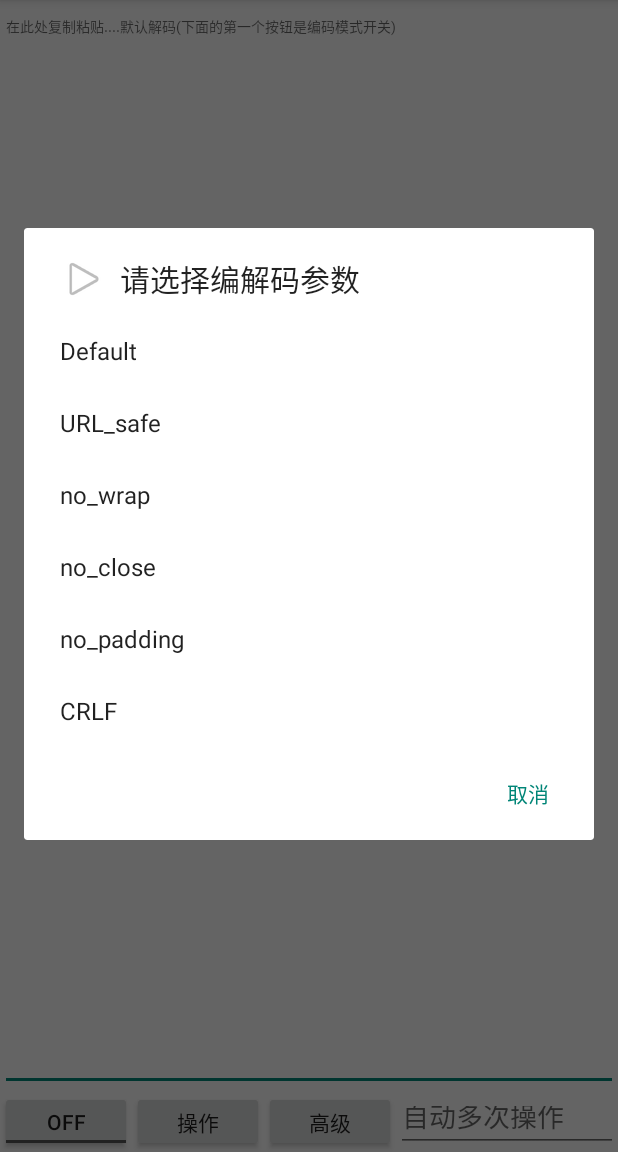
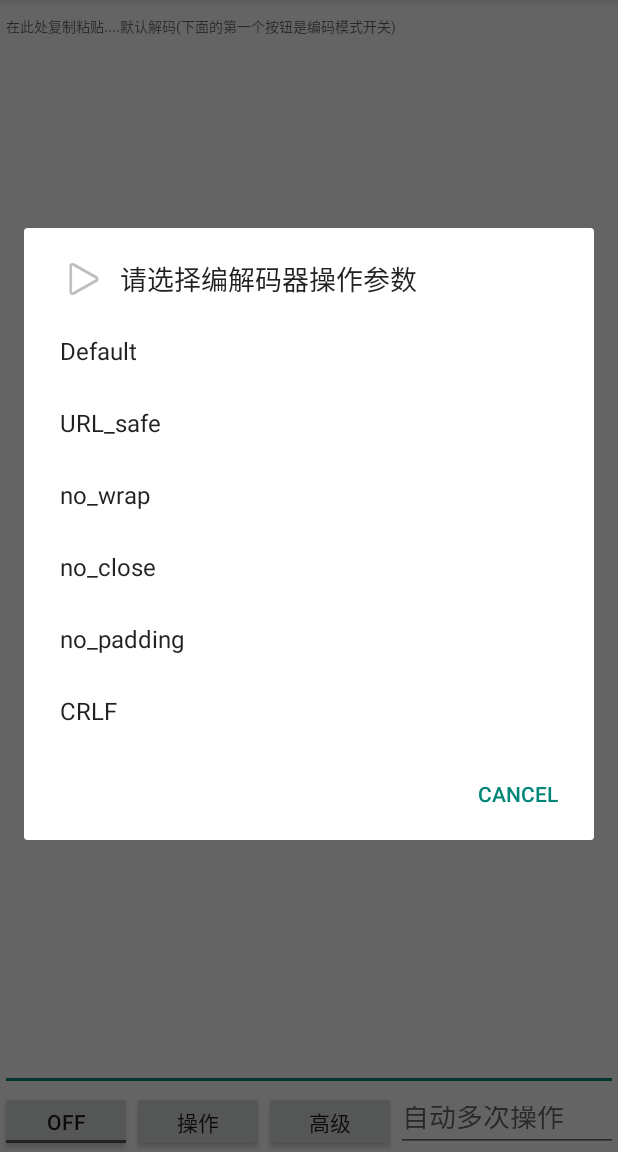
Before and after one commit to duangsuse-valid-projects/MinBase64, an Android app: the screen it shows after launch (MainActivity), after a tap on "高级", on a phone screen of 412 x 824 dp, the part 84-1236 px from its top. Run offline under Robolectric (Android 15) with nearby library versions, the phone set to English and light mode, and no system bars.

Commit message:
*可以简单的翻译项目了 *版本号更新~虽然还不能正常使用

```diff
--- a/app/build.gradle
+++ b/app/build.gradle
@@ -8,8 +8,8 @@ android {
         applicationId "org.duangsuse.minb64"
         minSdkVersion 14
         targetSdkVersion 21
-        versionCode 1
-        versionName "1.0"
+        versionCode 2
+        versionName "1.1a"
     }
     buildTypes {
         release {
--- a/app/src/main/java/org/duangsuse/minb64/MainActivity.java
+++ b/app/src/main/java/org/duangsuse/minb64/MainActivity.java
@@ -25,6 +25,7 @@ public class MainActivity extends Activity
 		Button isEncode = (Button)findViewById(R.id.isEncode);
 		Button mDefault = (Button)findViewById(R.id.operate_default);
 		Button mAdvance = (Button)findViewById(R.id.operate_advance);
+		final String DialogTitle = getResources().getString(R.string.dialog_advance);
 		//End declaration
 		mDefault.setOnClickListener(new OnClickListener(){
 			@Override
@@ -36,7 +37,7 @@ public class MainActivity extends Activity
 			@Override
 			public void onClick(View v){
 				//Builder的代码是抄的...感谢开源中国 :smirk:
-				new AlertDialog.Builder(mContext).setTitle("请选择编解码参数").setIcon(
+				new AlertDialog.Builder(mContext).setTitle(DialogTitle).setIcon(
 					     android.R.drawable.ic_media_play).setItems(
 					     new String[] { "Default" , "URL_safe", "no_wrap" , "no_close" , "no_padding" , "CRLF" },
 					     new DialogInterface.OnClickListener() {
@@ -58,7 +59,7 @@ public class MainActivity extends Activity
 									}
 							       dialog.dismiss();
 						      }
-					     }).setNegativeButton("取消", null).show();
+					     }).setNegativeButton(android.R.string.cancel, null).show();
 			}
 		});
 	}
--- a/app/src/main/res/values/strings.xml
+++ b/app/src/main/res/values/strings.xml
@@ -2,6 +2,10 @@
 <resources>
 
     <string name="app_name">MinBase64</string>
-    <string name="hello_world">Hello world!</string>
+    <string name="texthint">在此处复制粘贴....默认解码(下面的第一个按钮是编码模式开关)</string>
+	<string name="btn_operate_text">操作</string>
+	<string name="btn_advance">高级</string>
+	<string name="loopedencode">自动叠加操作</string>
+	<string name="dialog_advance">请选择编解码器操作参数</string>
 
 </resources>
```
